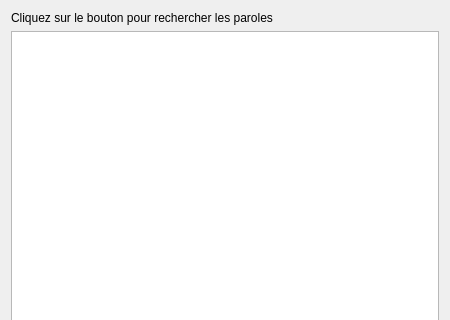
This is mainwindow.ui in Ant-One/SpotifyLyricsGetter as Qt 5 draws it before an edit; both pictures show x 0 to 450 and y 0 to 320 of the 450 by 600 pixel window. The edited form follows.
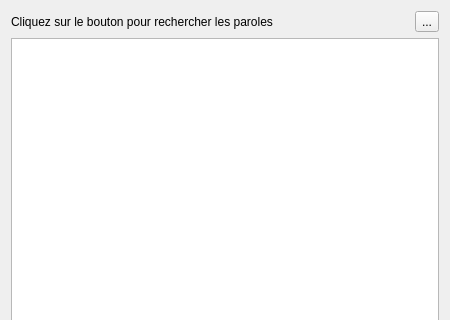
This is the edited form.

Commit message: Added "about" tab

Patch:
```diff
--- a/mainwindow.ui
+++ b/mainwindow.ui
@@ -13,18 +13,25 @@
   <property name="windowTitle">
    <string>Spotify Lyrics Getter</string>
   </property>
-  <layout class="QVBoxLayout" name="verticalLayout">
-   <item>
+  <layout class="QGridLayout" name="gridLayout">
+   <item row="0" column="0">
     <widget class="QLabel" name="label">
      <property name="text">
       <string>Cliquez sur le bouton pour rechercher les paroles</string>
      </property>
     </widget>
    </item>
-   <item>
+   <item row="1" column="0" colspan="2">
     <widget class="QTextBrowser" name="textBrowser"/>
    </item>
-   <item>
+   <item row="0" column="1">
+    <widget class="QToolButton" name="toolButton">
+     <property name="text">
+      <string>...</string>
+     </property>
+    </widget>
+   </item>
+   <item row="2" column="0" colspan="2">
     <widget class="QPushButton" name="pushButton">
      <property name="text">
       <string>Trouver les paroles</string>
```
The commit also changes 2 other files.
